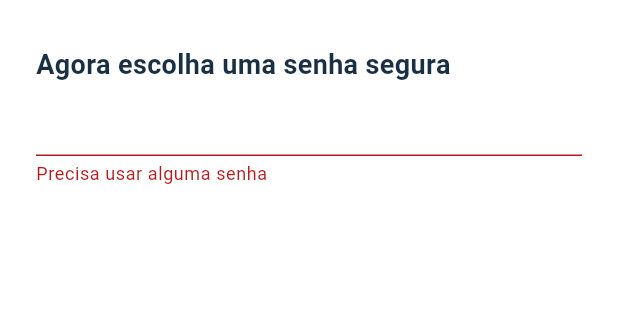
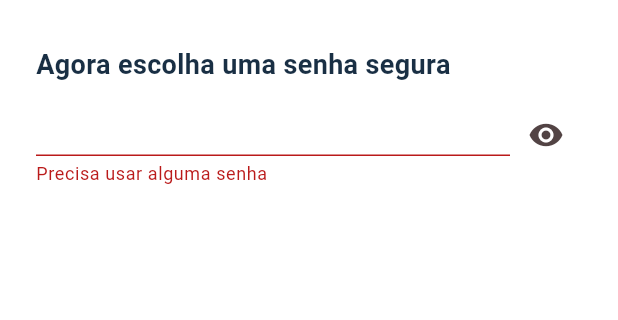
Before and after one commit to CaioCesarLima/igrejoteca-app, a Flutter app: the SignupPage screen opened by its route, swiped to page 3, on a phone screen of 412 x 824 dp, the part 90-410 px from its top. Run offline on Flutter 3.47's test engine with Material 2 defaults, Android fonts, the light colour scheme and no system bars; our stand-ins replace bloc, firebase_core, firebase_messaging, flutter_bloc, flutter_local_notifications, flutter_secure_storage and 6 more; accounts and stored records are empty.

Commit message:
upgrade gradle and obscure signup passowrd

```diff
--- a/lib/modules/login/UI/widgets/signup_password_widget.dart
+++ b/lib/modules/login/UI/widgets/signup_password_widget.dart
@@ -12,6 +12,7 @@ class SignupPasswordWidget extends StatefulWidget {
 }
 
 class _SignupPasswordWidgetState extends State<SignupPasswordWidget> {
+  bool obscurePassword = true;
   String? get _errorTextPassword {
     final text = widget.controller.value.text;
     if (text.isEmpty) {
@@ -30,12 +31,15 @@ class _SignupPasswordWidgetState extends State<SignupPasswordWidget> {
       crossAxisAlignment: CrossAxisAlignment.stretch,
       children: [
         const AppTextMainWidget(text: "Agora escolha uma senha segura"),
-        ValueListenableBuilder(
+        Row(
+          children: [
+            Expanded(
+              child: ValueListenableBuilder(
                 valueListenable: widget.controller,
                 builder: (context, value, child) {
                   return AppTextFieldWidget(
                     controller: widget.controller,
-              obscure: true,
+                    obscure: obscurePassword,
                     errorText: _errorTextPassword,
                     onChanged: (value) {
                       if (_errorTextPassword == null) {
@@ -46,6 +50,14 @@ class _SignupPasswordWidgetState extends State<SignupPasswordWidget> {
                     },
                   );
                 },
+              ),
+            ),
+            IconButton(onPressed: (){
+                    setState(() {
+                      obscurePassword = !obscurePassword;
+                    });
+                  }, icon: Icon(obscurePassword ? Icons.visibility : Icons.visibility_off))
+          ],
         )
       ],
     );
```
Also changed, not shown: pubspec.lock, 2 other files. Lines whose indentation alone changed are shown as unchanged.
